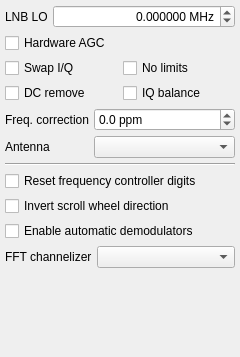
First picture: the form in src/qtgui/dockinputctl.ui, repository vladisslav2011/gqrx, before the edit.
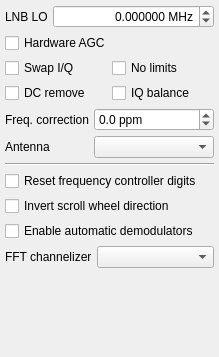
Second picture: the form after the edit. Icons and pictures are not drawn.

Commit message: Reduce docks minimal width

Diff of the .ui file:
```diff
--- a/src/qtgui/dockinputctl.ui
+++ b/src/qtgui/dockinputctl.ui
@@ -6,13 +6,13 @@
    <rect>
     <x>0</x>
     <y>0</y>
-    <width>240</width>
+    <width>219</width>
     <height>357</height>
    </rect>
   </property>
   <property name="minimumSize">
    <size>
-    <width>240</width>
+    <width>200</width>
     <height>357</height>
    </size>
   </property>
```
The commit also changes 4 other files.
